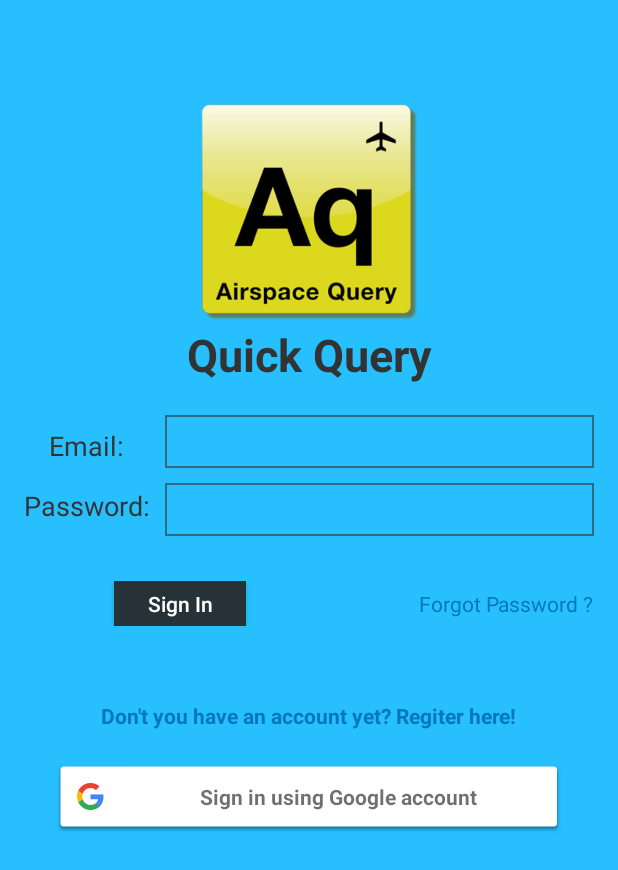
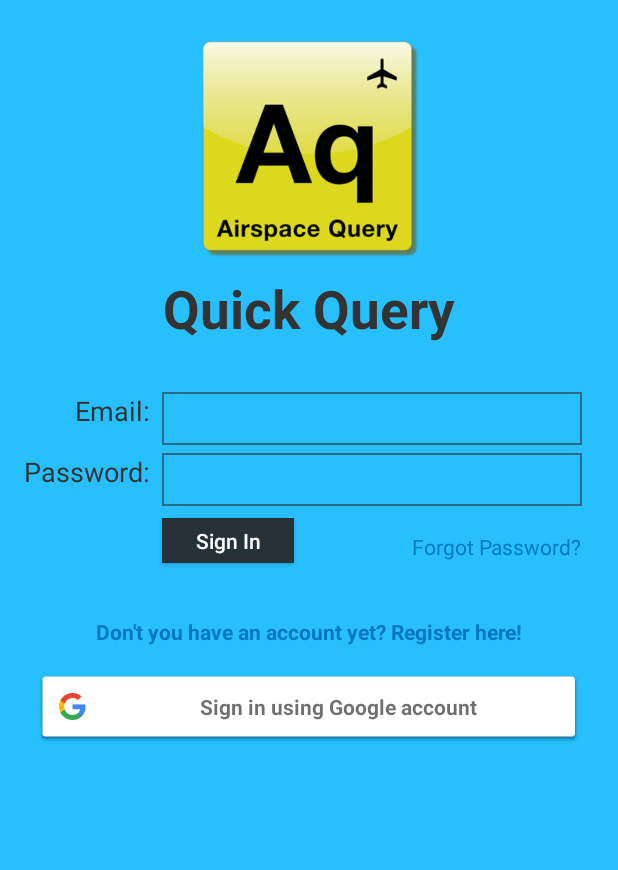
Before and after one commit to irajeevks/blogapp, an Android app: the screen it shows after launch (LoginActivity), on a phone screen of 412 x 824 dp. Shown: the top 870 px of the screen. Run offline under Robolectric (Android 15) with nearby library versions, the phone set to English and light mode, and no system bars; our stand-ins replace Firebase (no records; nobody signed in at launch, a user with empty details on screens opened directly).

Commit message:
Updated Login Screen with New UI implementation

```diff
--- a/BlogApp/app/src/main/res/layout/activity_login.xml
+++ b/BlogApp/app/src/main/res/layout/activity_login.xml
@@ -1,118 +1,108 @@
 <?xml version="1.0" encoding="utf-8"?>
-<ScrollView xmlns:android="http://schemas.android.com/apk/res/android"
+<android.support.constraint.ConstraintLayout xmlns:android="http://schemas.android.com/apk/res/android"
+    xmlns:app="http://schemas.android.com/apk/res-auto"
     xmlns:tools="http://schemas.android.com/tools"
+    android:id="@+id/activity_login"
     android:layout_width="match_parent"
     android:layout_height="match_parent"
     android:background="@color/colorPrimary"
-    android:descendantFocusability="beforeDescendants"
-    android:focusableInTouchMode="true"
-    android:isScrollContainer="false"
-    android:orientation="vertical"
     android:padding="16dp"
     tools:context="com.example.reviewapp.reviewapp.activities.LoginActivity">
-
-    <LinearLayout xmlns:android="http://schemas.android.com/apk/res/android"
-        android:id="@+id/activity_login"
-        android:layout_width="match_parent"
-        android:layout_height="wrap_content"
-        android:descendantFocusability="beforeDescendants"
-        android:focusableInTouchMode="true"
-        android:orientation="vertical">
-
 
     <ImageView
         android:id="@+id/icon"
         android:layout_width="@dimen/login_image_dimen"
         android:layout_height="@dimen/login_image_dimen"
         android:layout_gravity="center"
-            android:layout_marginTop="@dimen/login_avatar_margin_top"
-            android:background="@drawable/login_avtar" />
+        android:layout_marginEnd="@dimen/dp_8"
+        android:layout_marginStart="@dimen/dp_8"
+        android:layout_marginTop="@dimen/dp_8"
+        android:background="@drawable/login_avtar"
+        app:layout_constraintEnd_toEndOf="parent"
+        app:layout_constraintStart_toStartOf="parent"
+        app:layout_constraintTop_toTopOf="parent" />
 
     <TextView
-            android:layout_width="match_parent"
+        android:id="@+id/app_title"
+        android:layout_width="wrap_content"
         android:layout_height="wrap_content"
         android:layout_below="@id/icon"
+        android:layout_marginEnd="@dimen/dp_8"
+        android:layout_marginStart="@dimen/dp_8"
+        android:layout_marginTop="@dimen/dp_8"
         android:text="@string/lable_quick_query"
         android:textAlignment="center"
         android:textColor="@color/text_color"
         android:textSize="@dimen/login_heading_size"
-            android:textStyle="bold" />
+        android:textStyle="bold"
+        app:layout_constraintEnd_toEndOf="parent"
+        app:layout_constraintStart_toStartOf="parent"
+        app:layout_constraintTop_toBottomOf="@+id/icon" />
 
-        <LinearLayout
-            android:layout_width="match_parent"
-            android:layout_height="wrap_content"
-            android:layout_marginTop="@dimen/dp_20"
-            android:orientation="horizontal">
-
-            <LinearLayout
+    <TextView
+        android:id="@+id/login_label_email"
         android:layout_width="wrap_content"
         android:layout_height="wrap_content"
-                android:layout_gravity="center"
-                android:layout_marginRight="@dimen/dp_10"
-                android:gravity="center"
-                android:orientation="vertical">
-
-                <TextView
-                    android:layout_width="wrap_content"
-                    android:layout_height="wrap_content"
+        android:layout_marginTop="32dp"
         android:text="@string/label_email"
         android:textColor="@color/text_color"
-                    android:textSize="@dimen/sp_18" />
-
-                <TextView
-                    android:layout_width="wrap_content"
-                    android:layout_height="wrap_content"
-                    android:layout_marginTop="@dimen/dp_15"
-                    android:text="@string/label_password"
-                    android:textColor="@color/text_color"
-                    android:textSize="@dimen/sp_18" />
-
-            </LinearLayout>
-
-            <LinearLayout
-                android:layout_width="match_parent"
-                android:layout_height="wrap_content"
-                android:orientation="vertical">
+        android:textSize="@dimen/sp_18"
+        app:layout_constraintEnd_toEndOf="@+id/login_label_password"
+        app:layout_constraintTop_toBottomOf="@+id/app_title" />
 
     <EditText
         android:id="@+id/txt_login_email"
-                    android:layout_width="match_parent"
+        android:layout_width="0dp"
         android:layout_height="wrap_content"
+        android:layout_marginEnd="@dimen/dp_8"
+        android:layout_marginStart="@dimen/dp_8"
         android:background="@drawable/selector_xml_listview_back"
         android:inputType="textEmailAddress"
         android:padding="@dimen/dp_5"
         android:singleLine="true"
-                    android:textSize="@dimen/sp_18" />
+        android:textSize="@dimen/sp_18"
+        app:layout_constraintEnd_toEndOf="parent"
+        app:layout_constraintStart_toEndOf="@+id/login_label_email"
+        app:layout_constraintTop_toTopOf="@+id/login_label_email" />
+
+
+    <TextView
+        android:id="@+id/login_label_password"
+        android:layout_width="wrap_content"
+        android:layout_height="wrap_content"
+        android:layout_marginTop="16dp"
+        android:text="@string/label_password"
+        android:textColor="@color/text_color"
+        android:textSize="@dimen/sp_18"
+        app:layout_constraintStart_toStartOf="parent"
+        app:layout_constraintTop_toBottomOf="@+id/login_label_email" />
 
     <EditText
         android:id="@+id/txt_login_password"
-                    android:layout_width="match_parent"
+        android:layout_width="0dp"
         android:layout_height="wrap_content"
-                    android:layout_marginTop="@dimen/dp_10"
+        android:layout_marginEnd="@dimen/dp_8"
+        android:layout_marginStart="@dimen/dp_8"
         android:background="@drawable/selector_xml_listview_back"
         android:inputType="textPassword"
         android:padding="@dimen/dp_5"
         android:singleLine="true"
-                    android:textSize="@dimen/sp_18" />
-
-            </LinearLayout>
-
-        </LinearLayout>
-
-        <RelativeLayout
-            android:layout_width="match_parent"
-            android:layout_height="wrap_content"
-            android:layout_marginTop="@dimen/dp_30">
+        android:textSize="@dimen/sp_18"
+        app:layout_constraintEnd_toEndOf="parent"
+        app:layout_constraintStart_toEndOf="@+id/login_label_password"
+        app:layout_constraintTop_toTopOf="@+id/login_label_password" />
 
     <Button
         android:id="@+id/btn_login"
         style="@style/Widget.AppCompat.Button.Colored"
         android:layout_width="wrap_content"
         android:layout_height="@dimen/dp_30"
-                android:layout_marginLeft="60dp"
+        android:layout_marginTop="@dimen/dp_8"
         android:background="#263238"
-                android:text="Sign In"
-                android:textAllCaps="false" />
+        android:text="@string/label_sign_in"
+        android:textAllCaps="false"
+        app:layout_constraintStart_toStartOf="@+id/txt_login_password"
+        app:layout_constraintTop_toBottomOf="@+id/txt_login_password" />
 
     <TextView
         android:id="@+id/btn_forgot_password"
@@ -121,29 +111,41 @@
         android:layout_alignParentEnd="true"
         android:layout_centerHorizontal="true"
         android:layout_centerVertical="true"
-                android:text="Forgot Password ?"
+        android:layout_marginEnd="@dimen/dp_8"
+        android:layout_marginStart="@dimen/dp_8"
+        android:layout_marginTop="@dimen/dp_8"
+        android:text="@string/label_forgot_password"
         android:textColor="@color/colorPrimaryDark"
-                android:textSize="14sp" />
-
-        </RelativeLayout>
+        android:textSize="@dimen/text_forgot_password"
+        app:layout_constraintBottom_toBottomOf="@+id/btn_login"
+        app:layout_constraintEnd_toEndOf="parent"
+        app:layout_constraintHorizontal_bias="1.0"
+        app:layout_constraintStart_toEndOf="@+id/btn_login"
+        app:layout_constraintTop_toTopOf="@+id/btn_login" />
 
     <TextView
         android:id="@+id/btn_signup"
         android:layout_width="wrap_content"
         android:layout_height="wrap_content"
         android:layout_gravity="center"
-            android:layout_marginTop="50dp"
-            android:text="Don't you have an account yet? Regiter here!"
+        android:layout_marginEnd="@dimen/dp_8"
+        android:layout_marginStart="@dimen/dp_8"
+        android:layout_marginTop="@dimen/margin_register_lable"
+        android:text="@string/label_register_here"
         android:textColor="@color/colorPrimaryDark"
-            android:textStyle="bold" />
+        android:textStyle="bold"
+        app:layout_constraintEnd_toEndOf="parent"
+        app:layout_constraintStart_toStartOf="parent"
+        app:layout_constraintTop_toBottomOf="@+id/btn_login" />
 
     <com.google.android.gms.common.SignInButton
         android:id="@+id/google_sign_in"
         android:layout_width="match_parent"
         android:layout_height="wrap_content"
-            android:layout_marginLeft="20dp"
-            android:layout_marginRight="20dp"
-            android:layout_marginTop="20dp" />
-
-    </LinearLayout>
-</ScrollView>
+        android:layout_marginEnd="@dimen/dp_8"
+        android:layout_marginStart="@dimen/dp_8"
+        android:layout_marginTop="@dimen/dp_16"
+        app:layout_constraintEnd_toEndOf="parent"
+        app:layout_constraintStart_toStartOf="parent"
+        app:layout_constraintTop_toBottomOf="@+id/btn_signup" />
+</android.support.constraint.ConstraintLayout>
--- a/BlogApp/app/src/main/res/values/dimens.xml
+++ b/BlogApp/app/src/main/res/values/dimens.xml
@@ -6,11 +6,15 @@
     <dimen name="appbar_padding_top">8dp</dimen>
     <dimen name="login_image_dimen">150dp</dimen>
     <dimen name="login_avatar_margin_top">50dp</dimen>
-    <dimen name="login_heading_size">30sp</dimen>
+    <dimen name="login_heading_size">35sp</dimen>
     <dimen name="dp_20">20dp</dimen>
     <dimen name="dp_10">10dp</dimen>
     <dimen name="sp_18">18sp</dimen>
     <dimen name="dp_15">15dp</dimen>
     <dimen name="dp_5">5dp</dimen>
     <dimen name="dp_30">30dp</dimen>
+    <dimen name="dp_8">8dp</dimen>
+    <dimen name="text_forgot_password">14sp</dimen>
+    <dimen name="margin_register_lable">36dp</dimen>
+    <dimen name="dp_16">16dp</dimen>
 </resources>
--- a/BlogApp/app/src/main/res/values/strings.xml
+++ b/BlogApp/app/src/main/res/values/strings.xml
@@ -8,4 +8,7 @@
     <string name="lable_quick_query">Quick Query</string>
     <string name="label_email">Email: </string>
     <string name="label_password">Password: </string>
+    <string name="label_sign_in">Sign In</string>
+    <string name="label_forgot_password">Forgot Password?</string>
+    <string name="label_register_here">Don\'t you have an account yet? Register here!</string>
 </resources>
```
Also changed, not shown: BlogApp/app/src/main/res/layout/activity_login_update.xml (+67 -11 lines). Lines whose indentation alone changed are shown as unchanged.
